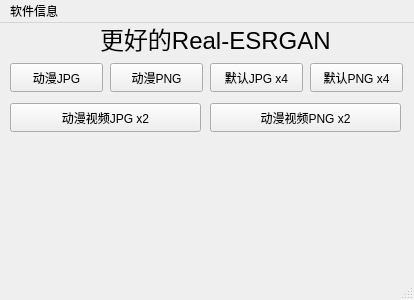
The window that Better_Real-ESRGAN/better_real_esrgan.ui (Grey-Wind/Better-Real-ESRGAN) describes before a commit, drawn with Qt 5.
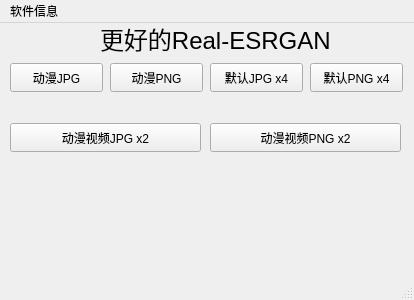
The same window after the commit.

Commit message: 下调动漫视频按钮位置

Patch:
```diff
--- a/Better_Real-ESRGAN/better_real_esrgan.ui
+++ b/Better_Real-ESRGAN/better_real_esrgan.ui
@@ -91,7 +91,7 @@
     <property name="geometry">
      <rect>
       <x>10</x>
-      <y>80</y>
+      <y>100</y>
       <width>191</width>
       <height>29</height>
      </rect>
@@ -104,7 +104,7 @@
     <property name="geometry">
      <rect>
       <x>210</x>
-      <y>80</y>
+      <y>100</y>
       <width>191</width>
       <height>29</height>
      </rect>
```
